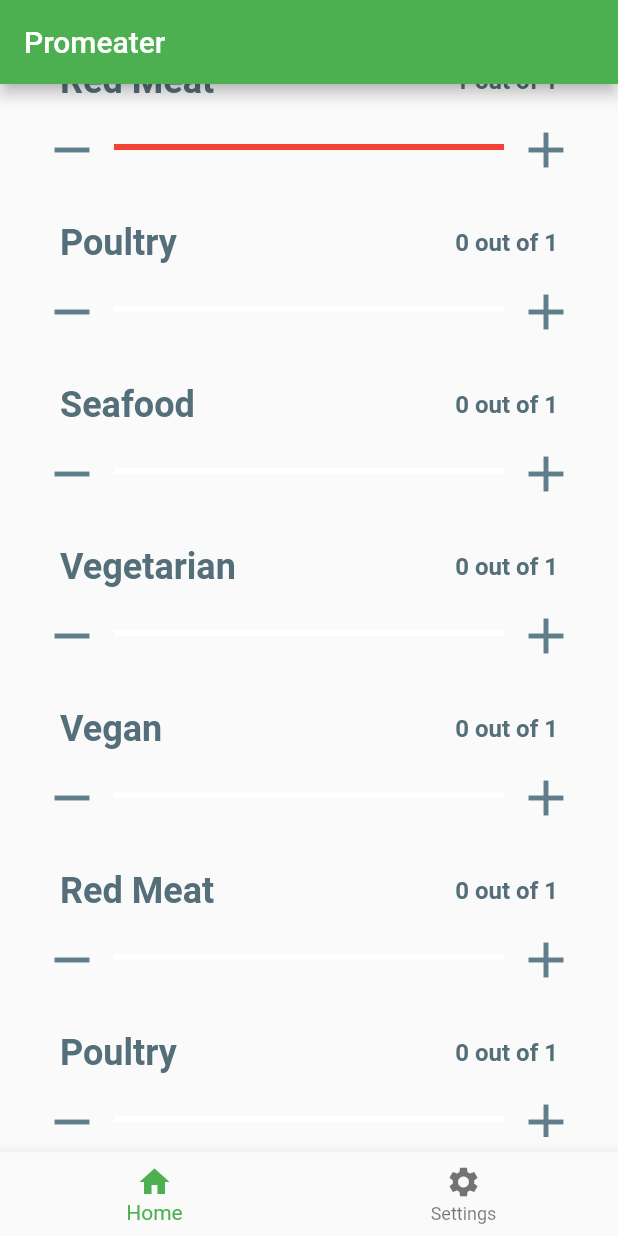
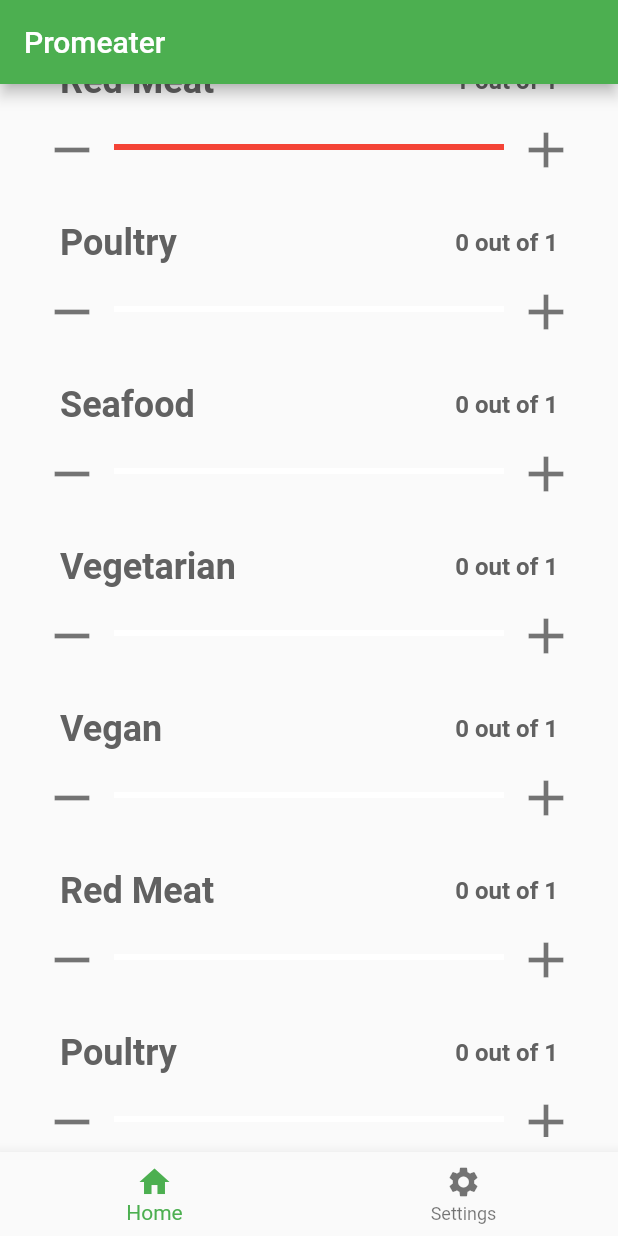
Before and after one commit to BonNil/Promeater, a Flutter app: the screen it shows after launch, scrolled down 576 dp, after a tap on the "add" icon, on a phone screen of 412 x 824 dp. Run offline on Flutter 3.47's test engine with Material 2 defaults, Android fonts, the phone set to English and light mode, and no system bars; our stand-ins replace sqflite; accounts and stored records are empty.

Commit message:
changed grey color

```diff
--- a/lib/main.dart
+++ b/lib/main.dart
@@ -44,7 +44,7 @@ class App extends StatelessWidget {
       theme: ThemeData(
           primarySwatch: Colors.green,
           textTheme: TextTheme(
-              body1: TextStyle(color: StylingVariables.darkBlueSlate))),
+              body1: TextStyle(color: Colors.grey[700]))),
       home: const HomePage(title: 'Promeater'),
     );
   }
--- a/lib/screens/protein_bar.dart
+++ b/lib/screens/protein_bar.dart
@@ -123,7 +123,7 @@ class _ProteinBarState extends State with TickerProviderStateMixin {
                       iconSize: 40.0,
                       icon: const Icon(
                         Icons.remove,
-                        color: Colors.blueGrey,
+                        color: Colors.black54,
                       ),
                       onPressed: decrease,
                     ),
@@ -142,7 +142,7 @@ class _ProteinBarState extends State with TickerProviderStateMixin {
                   Container(
                     child: IconButton(
                       iconSize: 40.0,
-                      icon: const Icon(Icons.add, color: Colors.blueGrey,),
+                      icon: const Icon(Icons.add, color: Colors.black54,),
                       onPressed: increase,
                     ),
                   ),
```
